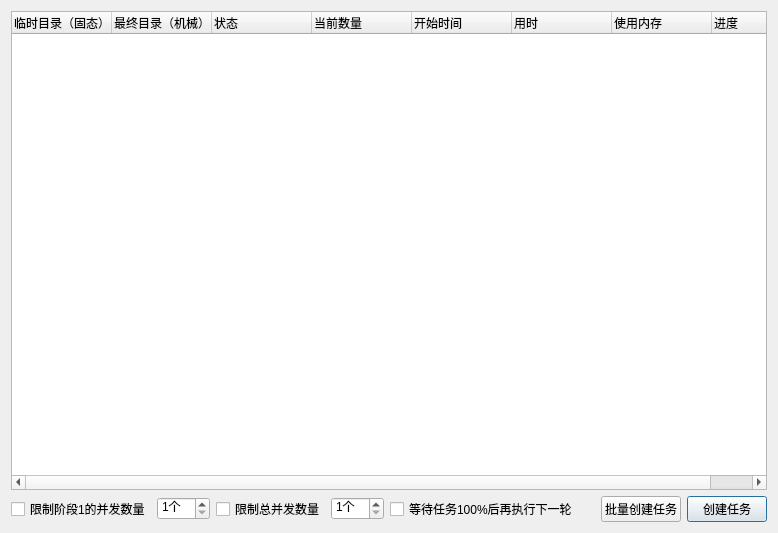
Qt form ui/PlotWidget.ui (penglecn/ChiaTools) before a commit.
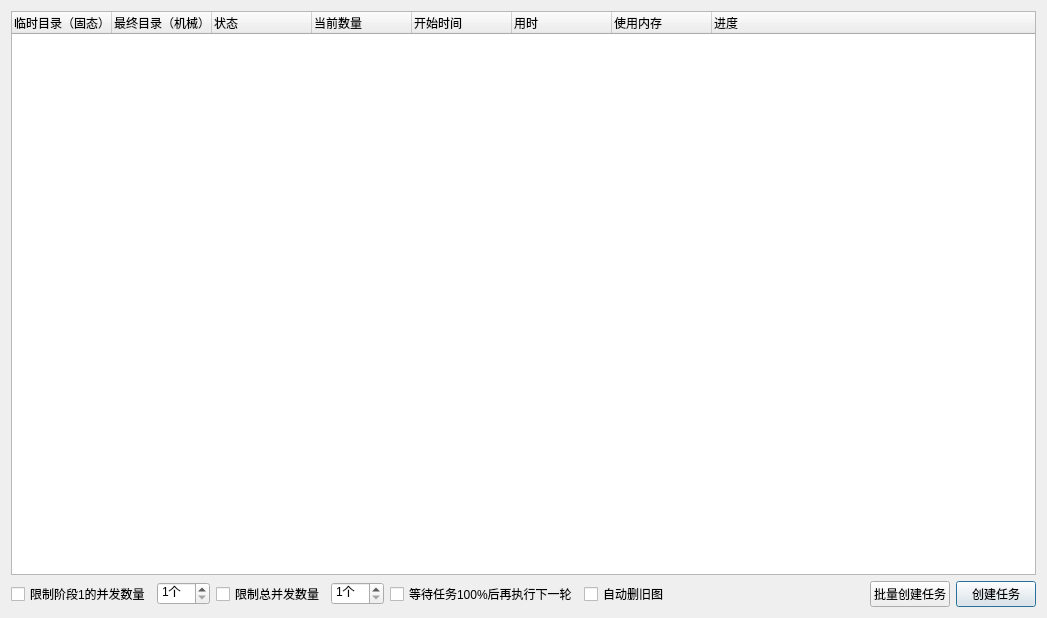
The same form after that commit.

Commit message: 支持自动删旧图

```diff
--- a/ui/PlotWidget.ui
+++ b/ui/PlotWidget.ui
@@ -6,8 +6,8 @@
    <rect>
     <x>0</x>
     <y>0</y>
-    <width>778</width>
-    <height>533</height>
+    <width>1047</width>
+    <height>618</height>
    </rect>
   </property>
   <property name="windowTitle">
@@ -104,6 +104,13 @@
        </property>
       </widget>
      </item>
+     <item>
+      <widget class="QCheckBox" name="checkBoxAutoDeleteOldPlot">
+       <property name="text">
+        <string>自动删旧图</string>
+       </property>
+      </widget>
+     </item>
      <item>
       <spacer name="horizontalSpacer_7">
        <property name="orientation">
```
The commit also changes 6 other files.
